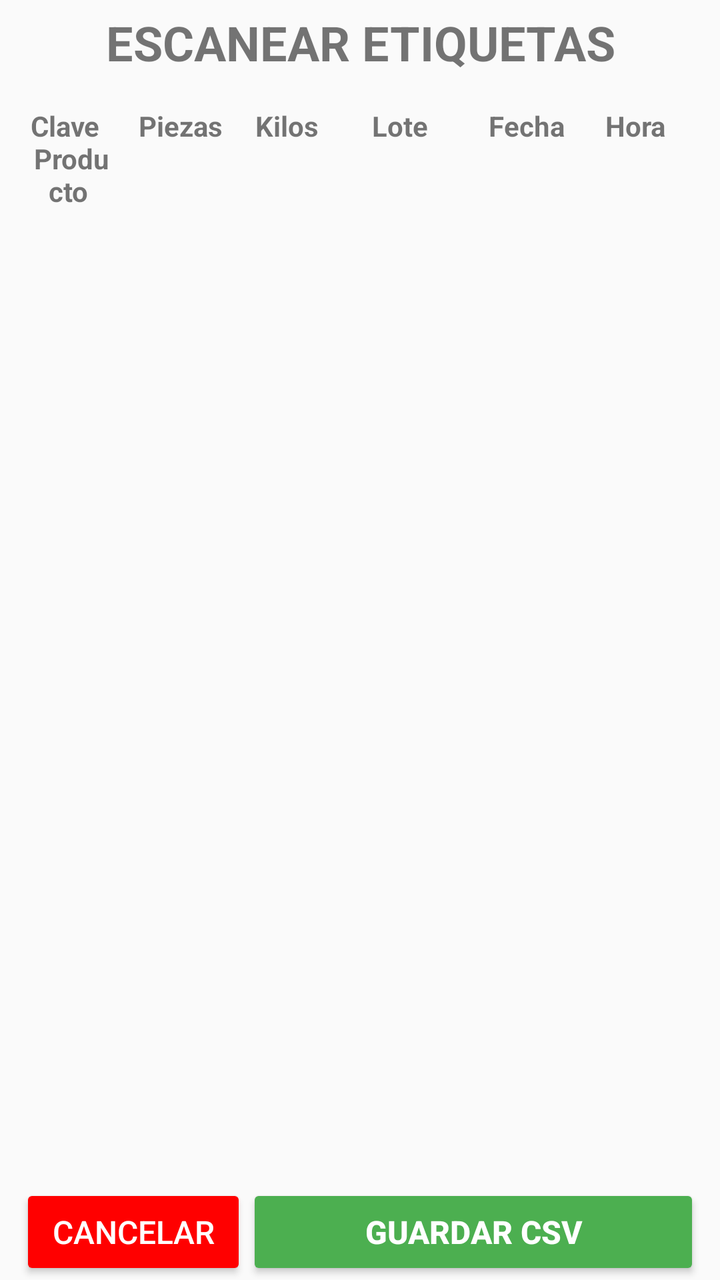
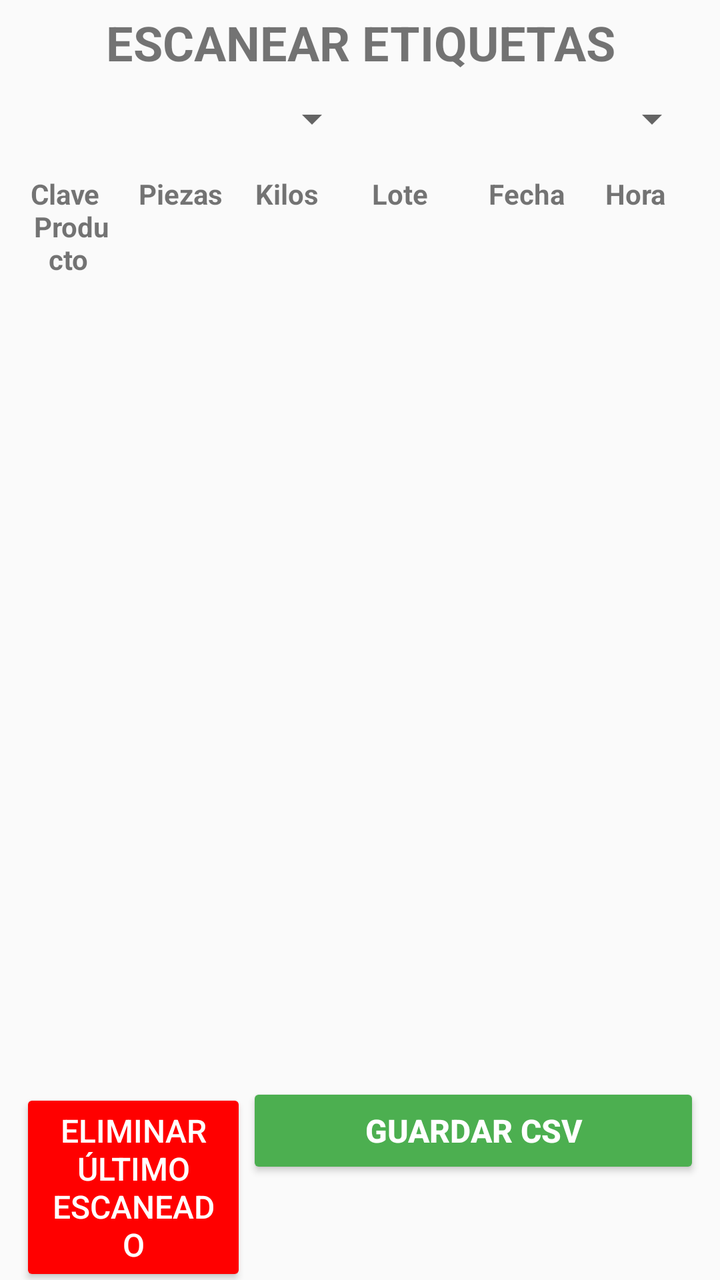

Screens rendered from an Android XML layout before and after an edit, with the pre-edit source and the edit as a unified diff.
<!-- AndroidManifest.xml: application theme Theme.Etiquetas -->
<!-- res/layout/escanear_etiqueta_fragment.xml -->
<?xml version="1.0" encoding="utf-8"?>
<LinearLayout xmlns:android="http://schemas.android.com/apk/res/android"
    xmlns:app="http://schemas.android.com/apk/res-auto"
    android:layout_width="match_parent"
    android:layout_height="match_parent"
    android:gravity="center_horizontal"
    android:orientation="vertical">

    <TextView
        android:id="@+id/titulo"
        android:layout_width="wrap_content"
        android:layout_height="wrap_content"
        android:layout_marginTop="5sp"
        android:text="@string/titulo"
        android:textAlignment="center"
        android:textSize="24sp"
        android:textStyle="bold" />

    <ScrollView
        android:layout_width="match_parent"
        android:layout_height="wrap_content"
        android:layout_weight="1">

        <TableLayout
            android:id="@+id/tableLayout"
            android:layout_width="match_parent"
            android:layout_height="wrap_content"
            android:layout_marginHorizontal="5dp"
            android:layout_marginTop="10dp">

            <TableRow>

                <TextView
                    android:layout_width="0dp"
                    android:layout_height="wrap_content"
                    android:layout_weight="1"
                    android:padding="6dp"
                    android:text="@string/clvProducto"
                    android:textAlignment="center"
                    android:textStyle="bold" />

                <TextView
                    android:layout_width="0dp"
                    android:layout_height="wrap_content"
                    android:layout_weight="1"
                    android:padding="6dp"
                    android:text="@string/piezas"
                    android:textStyle="bold" />

                <TextView
                    android:layout_width="0dp"
                    android:layout_height="wrap_content"
                    android:layout_weight="1"
                    android:padding="6dp"
                    android:text="@string/kilos"
                    android:textStyle="bold" />

                <TextView
                    android:layout_width="0dp"
                    android:layout_height="wrap_content"
                    android:layout_weight="1"
                    android:padding="6dp"
                    android:text="@string/lote"
                    android:textStyle="bold" />

                <TextView
                    android:layout_width="0dp"
                    android:layout_height="wrap_content"
                    android:layout_weight="1"
                    android:padding="6dp"
                    android:text="@string/fecha"
                    android:textStyle="bold" />

                <TextView
                    android:layout_width="0dp"
                    android:layout_height="wrap_content"
                    android:layout_weight="1"
                    android:padding="6dp"
                    android:text="@string/hora"
                    android:textStyle="bold" />
            </TableRow>




        </TableLayout>
    </ScrollView>

    <LinearLayout
        android:layout_width="match_parent"
        android:layout_height="wrap_content"
        android:layout_marginHorizontal="10dp"
        android:layout_marginTop="10dp"
        android:orientation="vertical">

        <LinearLayout
            android:layout_width="match_parent"
            android:layout_height="wrap_content"
            android:orientation="horizontal">

            <Button
                android:id="@+id/btnCancelar"
                android:layout_width="0dp"
                android:layout_height="wrap_content"
                android:layout_weight="1"
                android:backgroundTint="@color/red"
                android:focusable="false"
                android:focusableInTouchMode="false"
                android:text="@string/cancelar"
                android:textColor="@color/white"
                android:textSize="16sp" />

            <Button
                android:id="@+id/btnGuardarCSV"
                android:layout_width="0dp"
                android:layout_height="wrap_content"
                android:layout_weight="2"
                android:backgroundTint="@color/green"
                android:focusable="false"
                android:focusableInTouchMode="false"
                android:text="@string/saveCSV"
                android:textColor="@color/white"
                android:textSize="16sp"
                android:textStyle="bold" />

        </LinearLayout>


    </LinearLayout>


</LinearLayout>
<!-- resources referenced by this layout -->
<resources>
  <color name="green">#4CAF50</color>
  <color name="red">#FF0000</color>
  <color name="white">#FFFFFFFF</color>
  <string name="cancelar">Cancelar</string>
  <string name="clvProducto">Clave \n Producto</string>
  <string name="fecha">Fecha</string>
  <string name="hora">Hora</string>
  <string name="kilos">Kilos</string>
  <string name="lote">Lote</string>
  <string name="piezas">Piezas</string>
  <string name="saveCSV">Guardar CSV</string>
  <string name="titulo">ESCANEAR ETIQUETAS</string>
  <style name="Theme.Etiquetas" parent="Theme.AppCompat.Light.NoActionBar" />
</resources>

<!-- the commit's change to res/layout/escanear_etiqueta_fragment.xml (unified diff, before → after) -->
@@ -16,9 +16,31 @@
         android:textSize="24sp"
         android:textStyle="bold" />
 
+
+    <LinearLayout
+        android:layout_width="match_parent"
+        android:layout_height="wrap_content"
+        android:orientation="horizontal"
+        android:layout_marginHorizontal="10dp"
+        android:layout_marginTop="10dp">
+
+        <Spinner
+            android:id="@+id/spinnerZona"
+            android:layout_width="0dp"
+            android:layout_height="wrap_content"
+            android:layout_weight="1" />
+
+        <Spinner
+            android:id="@+id/spinnerCamara"
+            android:layout_width="0dp"
+            android:layout_height="wrap_content"
+            android:layout_weight="1" />
+
+    </LinearLayout>
+
     <ScrollView
         android:layout_width="match_parent"
-        android:layout_height="wrap_content"
+        android:layout_height="520dp"
         android:layout_weight="1">
 
         <TableLayout
@@ -81,8 +103,6 @@
             </TableRow>
 
 
-
-
         </TableLayout>
     </ScrollView>
 
@@ -106,7 +126,7 @@
                 android:backgroundTint="@color/red"
                 android:focusable="false"
                 android:focusableInTouchMode="false"
-                android:text="@string/cancelar"
+                android:text="@string/deleteLast"
                 android:textColor="@color/white"
                 android:textSize="16sp" />
 
<!-- resource entries referenced after the edit -->
@@ -3,8 +3,8 @@
   <color name="green">#4CAF50</color>
   <color name="red">#FF0000</color>
   <color name="white">#FFFFFFFF</color>
-  <string name="cancelar">Cancelar</string>
   <string name="clvProducto">Clave \n Producto</string>
+  <string name="deleteLast">Eliminar Último Escaneado</string>
   <string name="fecha">Fecha</string>
   <string name="hora">Hora</string>
   <string name="kilos">Kilos</string>
